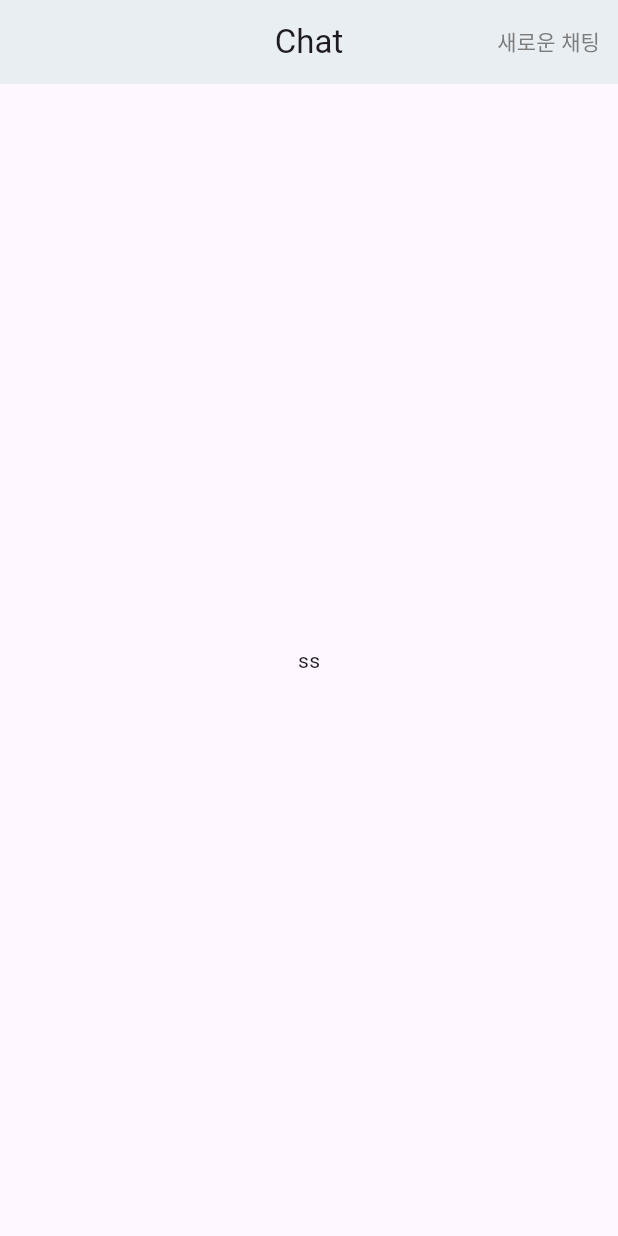
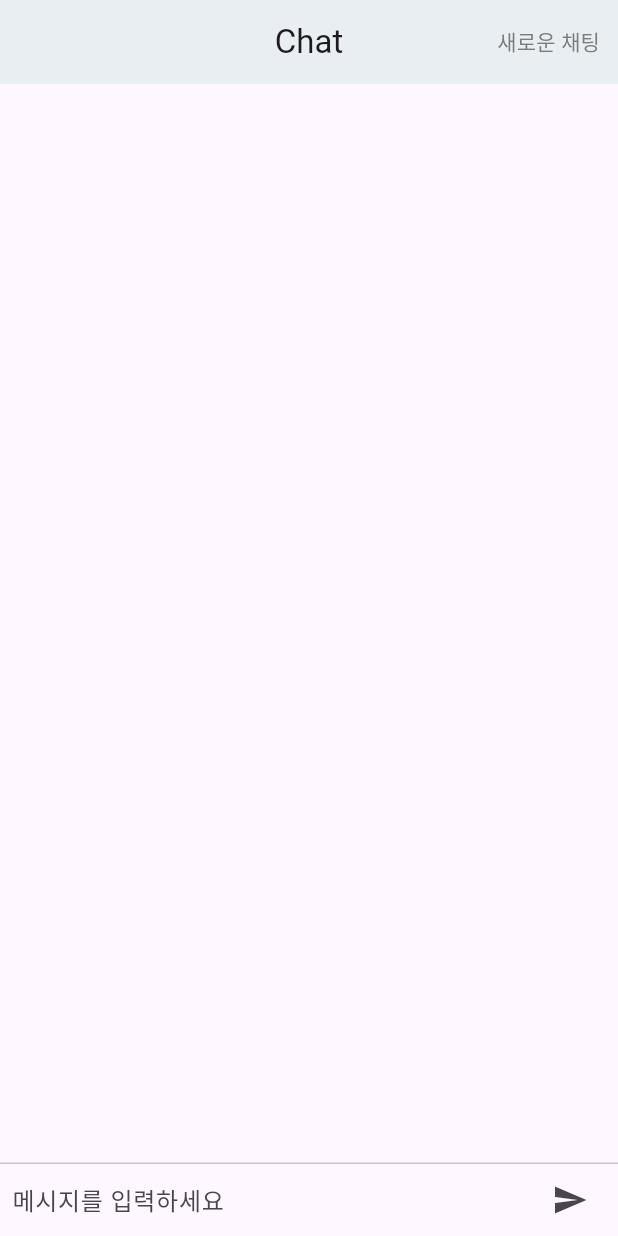
Before and after one commit to monho/emoji, a Flutter app: the screen it shows after launch, on a phone screen of 412 x 824 dp. Run offline on Flutter 3.47's test engine with Material 3 defaults, Android fonts, the phone set to English and light mode, and no system bars.

Commit message:
fix : 기본 채팅방 레이아웃 구성 완료

```diff
--- a/lib/view/chatroom/chatroom_view.dart
+++ b/lib/view/chatroom/chatroom_view.dart
@@ -1,26 +1,39 @@
 import 'package:flutter/material.dart';
 
-class ChatRoomView extends StatelessWidget {
+class ChatRoomView extends StatefulWidget {
   const ChatRoomView({super.key});
 
   @override
+  State<ChatRoomView> createState() => _ChatRoomViewState();
+}
+
+class _ChatRoomViewState extends State<ChatRoomView> {
+  final scrollController = ScrollController();
+  final textEditingController = TextEditingController();
+  final List<String> chatList = []; // 임시 대체. 나중엔 MessageModel 리스트로 대체
+
+  void addMessage(String text) {
+    if (text.trim().isEmpty) return;
+    setState(() {
+      chatList.add(text); // ✅ 아래로 추가
+    });
+    scrollController.animateTo(
+      0,
+      duration: const Duration(milliseconds: 300),
+      curve: Curves.easeInOut,
+    );
+    textEditingController.clear();
+  }
+
+  @override
+  void dispose() {
+    scrollController.dispose();
+    textEditingController.dispose();
+    super.dispose();
+  }
+
+  @override
   Widget build(BuildContext context) {
-    final scrollController = ScrollController();
-
-    // Future<void> onFieldSubmitted() async {
-    //   addMessage();
-
-    //   // 스크롤 위치를 맨 아래로 이동 시킴
-    //   scrollController.animateTo(
-    //     0,
-    //     duration: const Duration(milliseconds: 300),
-    //     curve: Curves.easeInOut,
-    //   );
-
-    //   textEditingController.text = '';
-    // }
-
-
     return Scaffold(
       resizeToAvoidBottomInset: true,
       appBar: AppBar(
@@ -30,7 +43,7 @@ class ChatRoomView extends StatelessWidget {
         actions: [
           TextButton(
             onPressed: () {},
-            child: Text(
+            child: const Text(
               '새로운 채팅',
               style: TextStyle(color: Color.fromRGBO(124, 124, 124, 1)),
             ),
@@ -41,25 +54,53 @@ class ChatRoomView extends StatelessWidget {
         children: [
           Expanded(
             child: GestureDetector(
-              onTap: (){
-                FocusScope.of(context).unfocus();
-              },
-              child: Align(
-                child: Text("ss"),
+              onTap: () => FocusScope.of(context).unfocus(),
+              child: ListView.separated(
+                controller: scrollController,
+                reverse: false,
+                itemCount: chatList.length,
+                itemBuilder: (context, index) {
+                  final message = chatList[index];
+                  return Align(
+                    alignment: Alignment.centerRight, // 임시: 항상 오른쪽 정렬
+                    child: Container(
+                      padding: const EdgeInsets.all(12),
+                      margin: const EdgeInsets.symmetric(horizontal: 8, vertical: 4),
+                      decoration: BoxDecoration(
+                        color: Colors.lightBlue.shade100,
+                        borderRadius: BorderRadius.circular(12),
+                      ),
+                      child: Text(message),
+                    ),
+                  );
+                },
+                separatorBuilder: (_, __) => const SizedBox(height: 8),
               ),
             ),
-            // Align(
-            //     alignment: Alignment.topCenter,
-            //   	child: ListView.separated(
-            //     shrinkWrap: true,
-            //     reverse: true,
-            //     controoler:scrollController,
-            //     itemCount: chatList.length,
-            //     itemBuilder: (context, index) {
-            //     return Bubble(chat: chatList[index]);
-            //     },
-            //   );
-            // )
+          ),
+          const Divider(height: 1),
+          SafeArea(
+            child: Padding(
+              padding: const EdgeInsets.symmetric(horizontal: 8),
+              child: Row(
+                children: [
+                  Expanded(
+                    child: TextField(
+                      controller: textEditingController,
+                      decoration: const InputDecoration(
+                        hintText: '메시지를 입력하세요',
+                        border: InputBorder.none,
+                      ),
+                      onSubmitted: addMessage,
+                    ),
+                  ),
+                  IconButton(
+                    icon: const Icon(Icons.send),
+                    onPressed: () => addMessage(textEditingController.text),
+                  ),
+                ],
+              ),
+            ),
           ),
         ],
       ),
```
